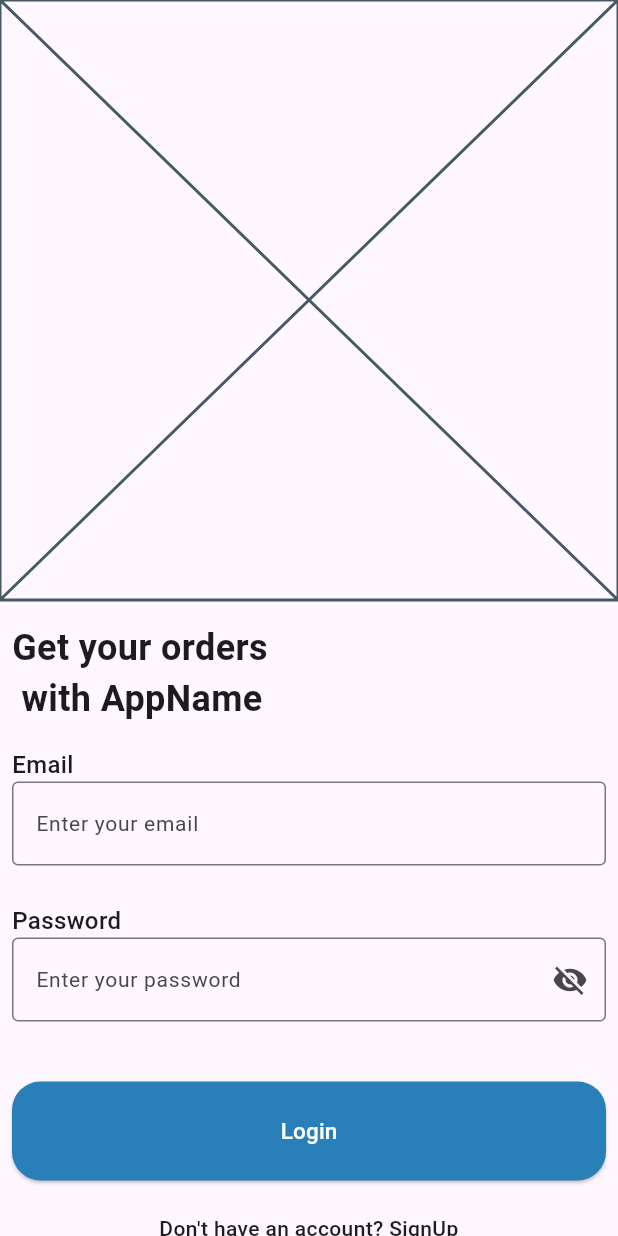
After one commit to Rohan20-10/AgileInnovators, a Flutter app: the screen it shows after launch, on a phone screen of 412 x 824 dp. The commit adds this screen. Run offline on Flutter 3.47's test engine with Material 3 defaults, Android fonts, the phone set to English and light mode, and no system bars.

Commit message:
login and register page created

```diff
--- /dev/null
+++ b/lib/authpages/loginpage.dart
@@ -0,0 +1,181 @@
+
+import 'package:ecommerce/authpages/registorpage.dart';
+import 'package:flutter/gestures.dart';
+import 'package:flutter/material.dart';
+
+import '../widgets/constants.dart';
+
+class LoginPage extends StatelessWidget {
+  const LoginPage({super.key});
+
+  @override
+  Widget build(BuildContext context) {
+    final Size size = MediaQuery.of(context).size;
+    final height = size.height;
+    final width = size.width;
+    return Scaffold(
+      body: Container(
+          height: height,
+          width: width,
+          child: SingleChildScrollView(
+            child: Form(
+              // form key
+              child: Column(
+                crossAxisAlignment: CrossAxisAlignment.start,
+                children: [
+                  // login image
+                  Placeholder(),
+                  SizedBox(
+                    height: 15,
+                  ),
+                  Padding(
+                    padding: EdgeInsets.only(left: 8),
+                    child: Text(
+                      "Get your orders\n with AppName",
+                      style: TextStyle(
+                        fontWeight: FontWeight.bold,
+                        fontSize: 24,
+                      ),
+                    ),
+                  ),
+                  SizedBox(
+                    height: 15,
+                  ),
+                  Padding(
+                    padding: EdgeInsets.only(left: 8),
+                    child: Text(
+                      "Email",
+                      style: TextStyle(
+                        fontSize: 16,
+                        fontWeight: FontWeight.w500,
+
+                      ),
+                    ),
+                  ),
+                  Padding(
+                    padding: const EdgeInsets.symmetric(horizontal: 8.0),
+                    child: TextFormField(
+                      // email validator
+
+
+                      keyboardType: TextInputType.emailAddress,
+                      decoration: InputDecoration(
+                        border: OutlineInputBorder(
+                          borderSide: BorderSide(color: Colors.black),
+                        ),
+                        focusedBorder: OutlineInputBorder(
+                          borderSide: BorderSide(color: Colors.black),
+                        ),
+                        hintStyle: TextStyle(fontSize: 14),
+                        hintText: "Enter your email",
+                      ),
+                    ),
+                  ),
+                  SizedBox(
+                    height: 25,
+                  ),
+                  Padding(
+                    padding: const EdgeInsets.only(left: 8),
+                    child: Text(
+                      "Password",
+                      style: TextStyle(
+                        fontSize: 16,
+                        fontWeight: FontWeight.w500,
+
+                      ),
+                    ),
+                  ),
+                  Padding(
+                    padding: const EdgeInsets.symmetric(horizontal: 8.0),
+                    child: TextFormField(
+                      //password validator
+
+                      validator: (val) {
+                        if (val!.length < 6) {
+                          return "Password must be at least 6 characters";
+                        } else {
+                          return null;
+                        }
+                      },
+                      decoration: InputDecoration(
+                        border: OutlineInputBorder(
+                          borderSide: BorderSide(color: Colors.black),
+                        ),
+                        focusedBorder: OutlineInputBorder(
+                          borderSide: BorderSide(color: Colors.black),
+                        ),
+                        hintStyle: TextStyle(fontSize: 14),
+                        hintText: "Enter your password",
+                        suffixIcon: IconButton(
+                          onPressed: (){
+                            // password visibility
+                          },
+                          icon: Icon(Icons.visibility_off),  //password visibility
+                        ),
+                      ),
+                    ),
+                  ),
+                  SizedBox(
+                    height: 40,
+                  ),
+                  Padding(
+                    padding: const EdgeInsets.symmetric(horizontal: 8.0),
+                    child: SizedBox(
+                      height: height * 0.08,
+                      width: width,
+                      child: ElevatedButton(
+                        style: ElevatedButton.styleFrom(
+                          backgroundColor: Constants().primarycolor,
+                          shape: RoundedRectangleBorder(
+                            borderRadius: BorderRadius.circular(19),
+                          ),
+                        ),
+                        onPressed: () {
+                         // login function
+                        },
+                        child: Text(
+                          "Login",
+                          style:
+                          TextStyle(color: Colors.white, fontSize: 15,),
+                        ),
+                      ),
+                    ),
+                  ),
+                  SizedBox(
+                    height: 22,
+                  ),
+                  Center(
+                    child: Text.rich(
+                      textAlign: TextAlign.center,
+                      TextSpan(
+                        text: "Don't have an account? ",
+                        style: TextStyle(
+                          fontWeight: FontWeight.w500,
+                          fontSize: 14,
+                        ),
+                        children: <TextSpan>[
+                          TextSpan(
+                            text: "SignUp",
+                            style: TextStyle(
+                              fontWeight: FontWeight.w500,
+                              fontSize: 14,
+                              decoration: TextDecoration.underline,
+                            ),
+                            recognizer: TapGestureRecognizer()
+                              ..onTap = () {
+                                Navigator.push(context, MaterialPageRoute(builder: (context)=> Registorpage()));
+                              },
+                          )
+                        ],
+                      ),
+                    ),
+                  )
+                ],
+              ),
+            ),
+          ),
+        ),
+
+    );
+  }
+}
--- a/lib/main.dart
+++ b/lib/main.dart
@@ -1,4 +1,5 @@
-import 'package:ecommerce/home.dart';
+
+import 'package:ecommerce/authpages/loginpage.dart';
 import 'package:flutter/material.dart';
 
 void main() {
@@ -33,7 +34,7 @@ class MyApp extends StatelessWidget {
         useMaterial3: true,
       ),
       debugShowCheckedModeBanner: false,
-      home: Home(),
+      home: LoginPage(),
     );
   }
 }
--- /dev/null
+++ b/lib/widgets/constants.dart
@@ -0,0 +1,8 @@
+
+import 'dart:ui';
+
+class Constants{
+  final primarycolor = const Color(0xff2980b9);
+
+
+}
```
Also changed, not shown: lib/authpages/registorpage.dart (added, +215 -0 lines), lib/authpages/temp.txt (added), lib/pages/temp.txt (added).
